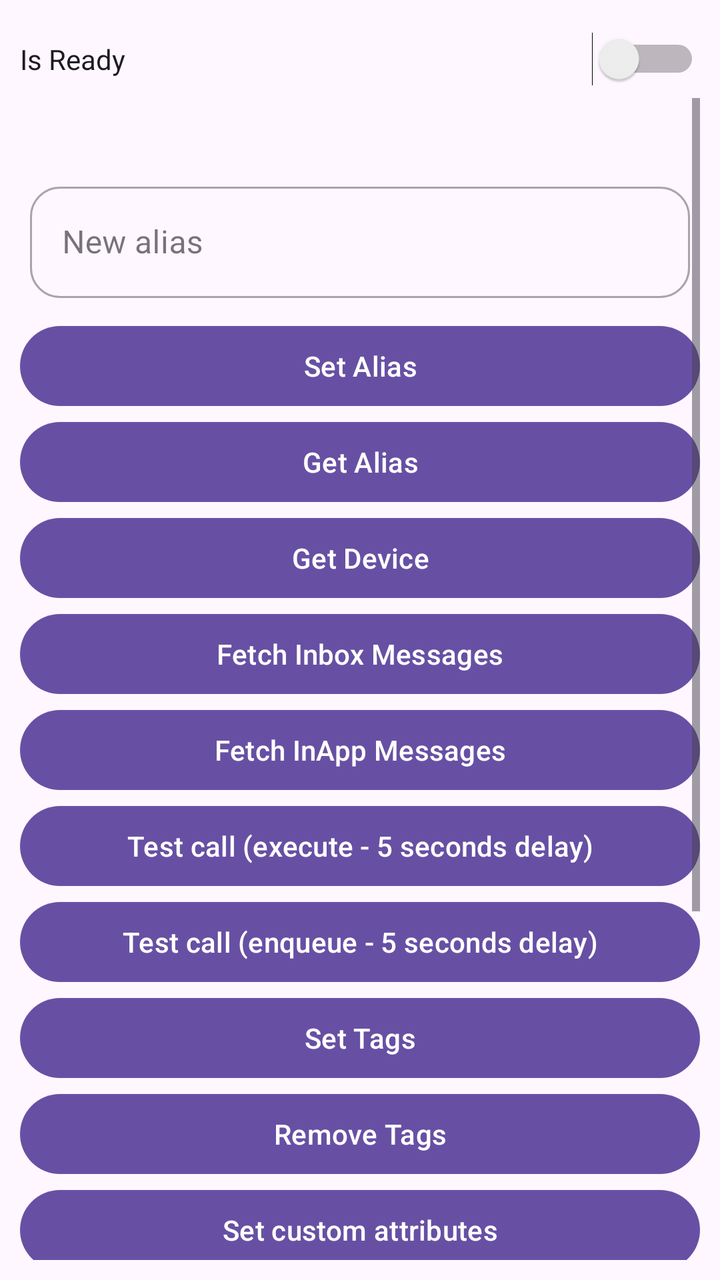
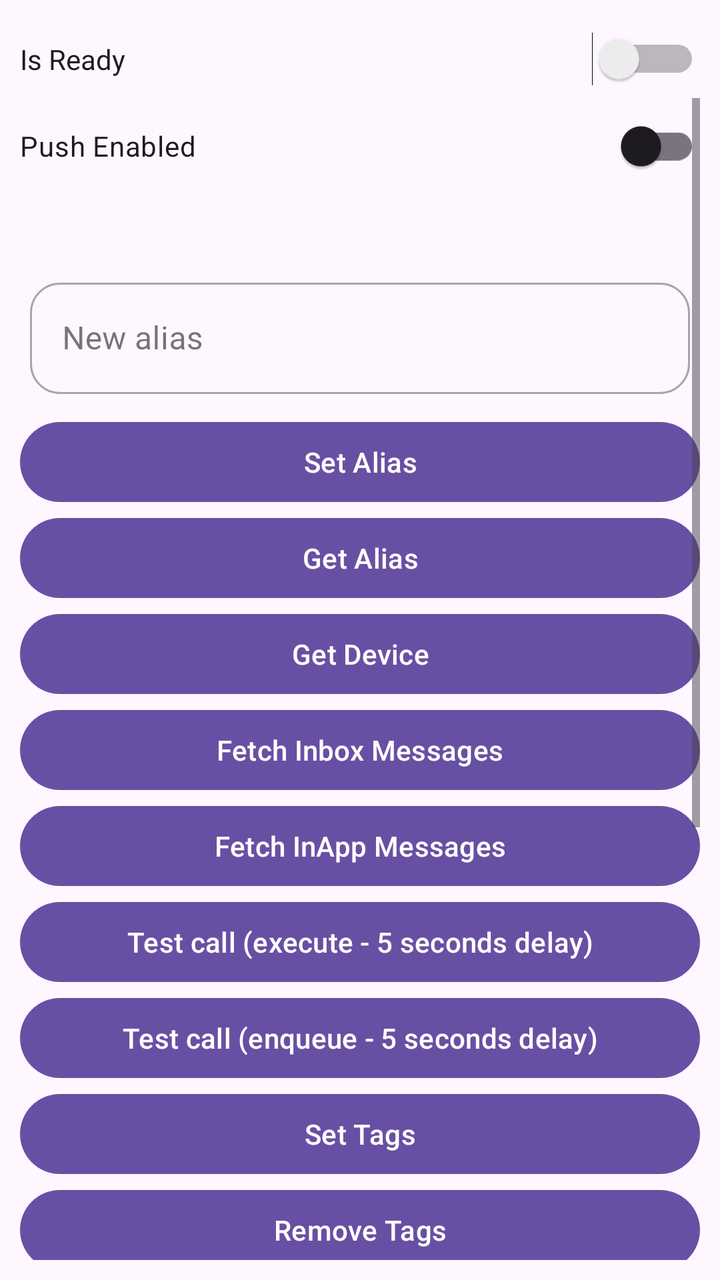

Compare the two renders of this Android layout. The source of the first and the diff that turns it into the second are given below.
<!-- AndroidManifest.xml: another module's application theme Theme.EngageSample -->
<!-- res/layout/activity_main.xml -->
<?xml version="1.0" encoding="utf-8"?>
<LinearLayout xmlns:android="http://schemas.android.com/apk/res/android"
    xmlns:app="http://schemas.android.com/apk/res-auto"
    xmlns:tools="http://schemas.android.com/tools"
    android:layout_width="match_parent"
    android:layout_height="match_parent"
    android:orientation="vertical"
    android:padding="10dp"
    tools:ignore="HardcodedText">

    <Switch
        android:id="@+id/switchReady"
        android:layout_width="match_parent"
        android:layout_height="wrap_content"
        android:paddingVertical="10dp"
        android:text="Is Ready"
        tools:ignore="HardcodedText,UseSwitchCompatOrMaterialXml" />

    <ScrollView
        android:layout_width="match_parent"
        android:layout_height="match_parent">

        <LinearLayout
            android:layout_width="match_parent"
            android:layout_height="wrap_content"
            android:orientation="vertical">

            <TextView
                android:id="@+id/tvDevice"
                android:layout_width="match_parent"
                android:layout_height="wrap_content"
                android:layout_marginTop="10dp" />

            <com.google.android.material.textfield.TextInputLayout
                style="@style/Widget.MaterialComponents.TextInputLayout.OutlinedBox"
                android:layout_width="match_parent"
                android:layout_height="wrap_content"
                android:layout_marginHorizontal="5dp"
                android:layout_marginVertical="10dp"
                android:hint="New alias"
                app:boxCornerRadiusBottomEnd="15dp"
                app:boxCornerRadiusBottomStart="15dp"
                app:boxCornerRadiusTopEnd="15dp"
                app:boxCornerRadiusTopStart="15dp"
                app:placeholderText="Enter alias">

                <com.google.android.material.textfield.TextInputEditText
                    android:id="@+id/editTextAlias"
                    android:layout_width="match_parent"
                    android:layout_height="wrap_content" />
            </com.google.android.material.textfield.TextInputLayout>

            <com.google.android.material.button.MaterialButton
                android:id="@+id/btnSetAlias"
                android:layout_width="match_parent"
                android:layout_height="wrap_content"
                android:text="Set Alias" />

            <com.google.android.material.button.MaterialButton
                android:id="@+id/btnGetAlias"
                android:layout_width="match_parent"
                android:layout_height="wrap_content"
                android:text="Get Alias" />

            <com.google.android.material.button.MaterialButton
                android:id="@+id/btnGetDevice"
                android:layout_width="match_parent"
                android:layout_height="wrap_content"
                android:text="Get Device" />


            <com.google.android.material.button.MaterialButton
                android:id="@+id/btnFetchInboxMessages"
                android:layout_width="match_parent"
                android:layout_height="wrap_content"
                android:text="Fetch Inbox Messages" />

            <com.google.android.material.button.MaterialButton
                android:id="@+id/btnFetchInappMessages"
                android:layout_width="match_parent"
                android:layout_height="wrap_content"
                android:text="Fetch InApp Messages" />

            <com.google.android.material.button.MaterialButton
                android:id="@+id/btnTestCallExecute"
                android:layout_width="match_parent"
                android:layout_height="wrap_content"
                android:text="Test call (execute - 5 seconds delay)" />

            <com.google.android.material.button.MaterialButton
                android:id="@+id/btnTestCallEnqueue"
                android:layout_width="match_parent"
                android:layout_height="wrap_content"
                android:text="Test call (enqueue - 5 seconds delay)" />

            <com.google.android.material.button.MaterialButton
                android:id="@+id/btnSetTags"
                android:layout_width="match_parent"
                android:layout_height="wrap_content"
                android:text="Set Tags" />

            <com.google.android.material.button.MaterialButton
                android:id="@+id/btnRemoveTags"
                android:layout_width="match_parent"
                android:layout_height="wrap_content"
                android:text="Remove Tags" />

            <com.google.android.material.button.MaterialButton
                android:id="@+id/btnSetCustomAttributes"
                android:layout_width="match_parent"
                android:layout_height="wrap_content"
                android:text="Set custom attributes" />

            <com.google.android.material.button.MaterialButton
                android:id="@+id/btnGetCustomAttributes"
                android:layout_width="match_parent"
                android:layout_height="wrap_content"
                android:text="Get custom attributes" />

            <com.google.android.material.button.MaterialButton
                android:id="@+id/btnTestInappEvent"
                android:layout_width="match_parent"
                android:layout_height="wrap_content"
                android:text="Test Inapp Event" />

            <com.google.android.material.button.MaterialButton
                android:id="@+id/btnTestPushEvent"
                android:layout_width="match_parent"
                android:layout_height="wrap_content"
                android:text="Test Push Event" />

            <com.google.android.material.button.MaterialButton
                android:id="@+id/btnGetRegions"
                android:layout_width="match_parent"
                android:layout_height="wrap_content"
                android:text="Get Regions (Geofencing)" />

            <com.google.android.material.button.MaterialButton
                android:id="@+id/btnEventRegions"
                android:layout_width="match_parent"
                android:layout_height="wrap_content"
                android:text="Trigger Enter Geolocation" />
        </LinearLayout>
    </ScrollView>

</LinearLayout>
<!-- resources referenced by this layout -->
<resources>
  <style name="Theme.EngageSample" parent="Base.Theme.EngageSample" />
  <style name="Base.Theme.EngageSample" parent="Theme.Material3.DayNight.NoActionBar">
          
          
      </style>
</resources>

<!-- the commit's change to res/layout/activity_main.xml (unified diff, before → after) -->
@@ -24,6 +24,14 @@
             android:layout_width="match_parent"
             android:layout_height="wrap_content"
             android:orientation="vertical">
+
+            <androidx.appcompat.widget.SwitchCompat
+                android:id="@+id/switchPushEnabled"
+                android:layout_width="match_parent"
+                android:layout_height="wrap_content"
+                android:paddingVertical="10dp"
+                android:text="Push Enabled"
+                tools:ignore="HardcodedText,UseSwitchCompatOrMaterialXml" />
 
             <TextView
                 android:id="@+id/tvDevice"
@@ -140,6 +148,12 @@
                 android:layout_width="match_parent"
                 android:layout_height="wrap_content"
                 android:text="Trigger Enter Geolocation" />
+
+            <com.google.android.material.button.MaterialButton
+                android:id="@+id/btnTestActivate"
+                android:layout_width="match_parent"
+                android:layout_height="wrap_content"
+                android:text="Test Activate" />
         </LinearLayout>
     </ScrollView>
 
